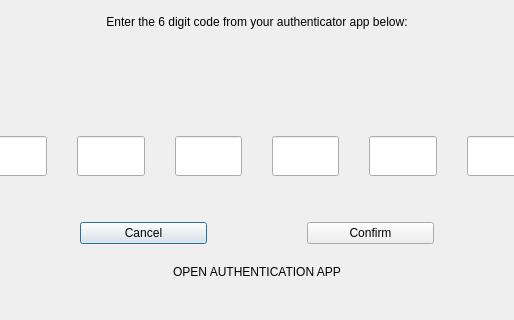
The window that src/qt/forms/2fadialog.ui (pedrorv0106/DAPS) describes before a commit, drawn with Qt 5; both pictures show x 131 to 645 and y 89 to 409 of the 776 by 409 pixel window.
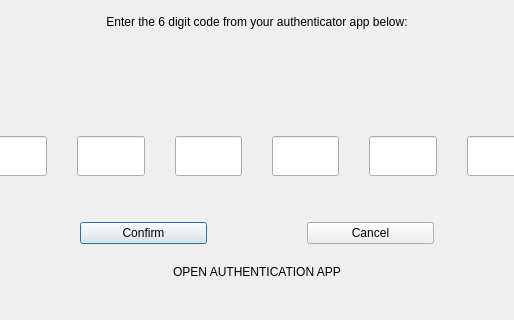
The same window after the commit.

Commit message: Swap Confirm/Cancel button locations

What changed in the file:
```diff
--- a/src/qt/forms/2fadialog.ui
+++ b/src/qt/forms/2fadialog.ui
@@ -271,16 +271,16 @@
       <number>200</number>
      </property>
      <item>
-      <widget class="QPushButton" name="btnCancel">
+      <widget class="QPushButton" name="btnOK">
        <property name="text">
-        <string>Cancel</string>
+        <string>Confirm</string>
        </property>
       </widget>
      </item>
      <item>
-      <widget class="QPushButton" name="btnOK">
+      <widget class="QPushButton" name="btnCancel">
        <property name="text">
-        <string>Confirm</string>
+        <string>Cancel</string>
        </property>
       </widget>
      </item>
```
